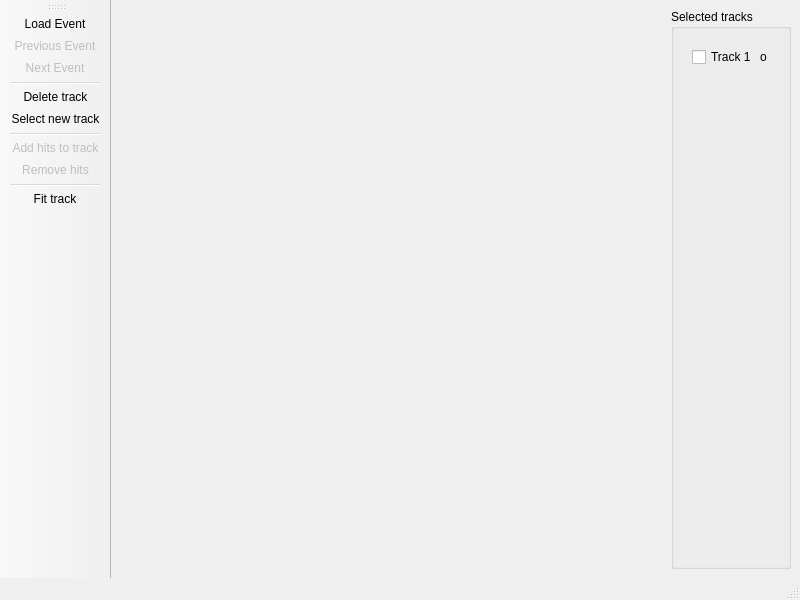
Before: the Qt Designer form STRT/view/mainwindow.ui in vladkrylov/mTPC, drawn with Qt 5.
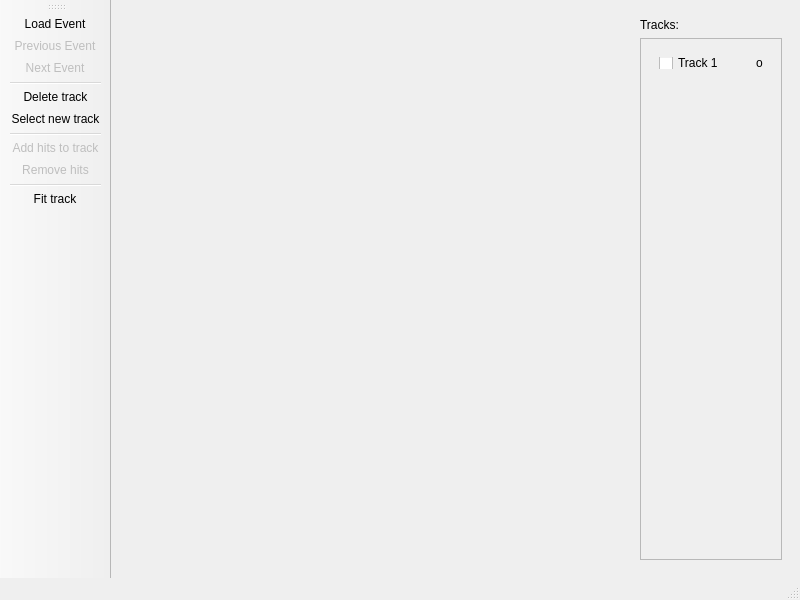
After: the same form once the commit is applied. Icons and pictures are not drawn.

Commit message: just forgot to include the Qt form

```diff
--- a/STRT/view/mainwindow.ui
+++ b/STRT/view/mainwindow.ui
@@ -14,8 +14,8 @@
    <string>MainWindow</string>
   </property>
   <widget class="QWidget" name="centralwidget">
-   <layout class="QGridLayout" name="gridLayout">
-    <item row="0" column="0">
+   <layout class="QVBoxLayout" name="verticalLayout_2">
+    <item>
      <layout class="QHBoxLayout" name="horizontalLayout">
       <item>
        <layout class="QVBoxLayout" name="verticalLayout">
@@ -35,23 +35,66 @@
        </layout>
       </item>
       <item>
-       <widget class="QGroupBox" name="tracksGroupBox">
-        <property name="sizePolicy">
-         <sizepolicy hsizetype="Expanding" vsizetype="Preferred">
-          <horstretch>0</horstretch>
-          <verstretch>0</verstretch>
-         </sizepolicy>
-        </property>
-        <property name="maximumSize">
+       <widget class="QWidget" name="widget" native="true">
+        <property name="minimumSize">
          <size>
           <width>120</width>
+          <height>50</height>
+         </size>
+        </property>
+        <property name="maximumSize">
+         <size>
+          <width>160</width>
           <height>16777215</height>
          </size>
         </property>
-        <property name="title">
-         <string>Selected tracks</string>
-        </property>
-        <layout class="QVBoxLayout" name="verticalLayout_2">
+        <layout class="QVBoxLayout" name="verticalLayout_3">
+         <item>
+          <widget class="QLabel" name="label">
+           <property name="sizePolicy">
+            <sizepolicy hsizetype="Maximum" vsizetype="Preferred">
+             <horstretch>0</horstretch>
+             <verstretch>0</verstretch>
+            </sizepolicy>
+           </property>
+           <property name="minimumSize">
+            <size>
+             <width>20</width>
+             <height>0</height>
+            </size>
+           </property>
+           <property name="text">
+            <string>Tracks:</string>
+           </property>
+          </widget>
+         </item>
+         <item>
+          <widget class="QScrollArea" name="scrollArea">
+           <property name="minimumSize">
+            <size>
+             <width>0</width>
+             <height>0</height>
+            </size>
+           </property>
+           <property name="maximumSize">
+            <size>
+             <width>8192</width>
+             <height>16777215</height>
+            </size>
+           </property>
+           <property name="widgetResizable">
+            <bool>true</bool>
+           </property>
+           <widget class="QWidget" name="scrollAreaWidgetContents">
+            <property name="geometry">
+             <rect>
+              <x>0</x>
+              <y>0</y>
+              <width>144</width>
+              <height>493</height>
+             </rect>
+            </property>
+            <layout class="QVBoxLayout" name="verticalLayout_6">
          <item>
           <widget class="QWidget" name="track1Widget" native="true">
            <property name="minimumSize">
@@ -60,6 +103,12 @@
              <height>0</height>
             </size>
            </property>
+               <property name="maximumSize">
+                <size>
+                 <width>16777215</width>
+                 <height>30</height>
+                </size>
+               </property>
            <layout class="QHBoxLayout" name="horizontalLayout_2">
             <item>
              <widget class="QCheckBox" name="track1CheckBox">
@@ -77,7 +126,7 @@
                </sizepolicy>
               </property>
               <property name="text">
-               <string>o </string>
+                   <string>o</string>
               </property>
               <property name="alignment">
                <set>Qt::AlignLeading|Qt::AlignLeft|Qt::AlignVCenter</set>
@@ -99,6 +148,10 @@
             </size>
            </property>
           </spacer>
+             </item>
+            </layout>
+           </widget>
+          </widget>
          </item>
         </layout>
        </widget>
```
Left out of the diff: 7 changed lines with no effect on the pictures. Lines whose indentation alone changed are shown as unchanged.
